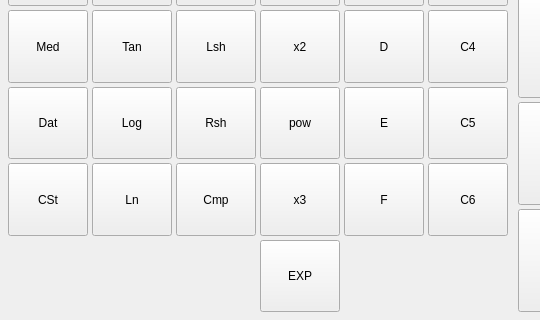
The window that kcalc.ui (KDE/kcalc) describes before a commit, drawn with Qt 5; both pictures show x 0 to 540 and y 448 to 768 of the 1346 by 768 pixel window.
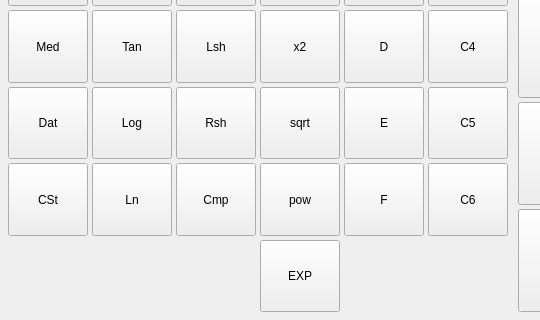
The same window after the commit. Custom widgets are drawn as their Qt base class.

Commit message:
Promote square root button to Normal mode
Promote square root button from shift mode to normal mode so users
are able to locate it more easily. Also, rearrange sqrt and power
buttons to improve UI consistency.

BUG:471088

```diff
--- a/kcalc.ui
+++ b/kcalc.ui
@@ -366,14 +366,7 @@
       </widget>
      </item>
      <item>
-      <widget class="QFrame">
-       <property name="frameStyle">
-        <enum>QFrame::HLine</enum>
-       </property>
-       <property name="maximumHeight">
-        <number>1</number>
-       </property>
-      </widget>
+      <widget class="QFrame" name="frame"/>
      </item>
      <item>
       <layout class="QHBoxLayout" name="bitsetHelper">
@@ -652,22 +645,6 @@
             </property>
            </widget>
           </item>
-          <item row="4" column="3">
-           <widget class="KCalcButton" name="pbPower">
-            <property name="sizePolicy">
-             <sizepolicy hsizetype="Expanding" vsizetype="Expanding">
-              <horstretch>0</horstretch>
-              <verstretch>0</verstretch>
-             </sizepolicy>
-            </property>
-            <property name="toolTip">
-             <string>x to the power of y</string>
-            </property>
-            <property name="text">
-             <string>pow</string>
-            </property>
-           </widget>
-          </item>
           <item row="1" column="4">
            <widget class="KCalcButton" name="pbB">
             <property name="sizePolicy">
@@ -1226,22 +1203,6 @@
             </property>
            </widget>
           </item>
-          <item row="7" column="3">
-           <widget class="KCalcButton" name="pbCube">
-            <property name="sizePolicy">
-             <sizepolicy hsizetype="Expanding" vsizetype="Expanding">
-              <horstretch>0</horstretch>
-              <verstretch>0</verstretch>
-             </sizepolicy>
-            </property>
-            <property name="toolTip">
-             <string>Cube</string>
-            </property>
-            <property name="text">
-             <string>x3</string>
-            </property>
-           </widget>
-          </item>
           <item row="3" column="2">
            <widget class="KCalcButton" name="pbLsh">
             <property name="sizePolicy">
@@ -1258,6 +1219,38 @@
             </property>
            </widget>
           </item>
+          <item row="4" column="3">
+           <widget class="KCalcButton" name="pbSqrt">
+            <property name="sizePolicy">
+             <sizepolicy hsizetype="Expanding" vsizetype="Expanding">
+              <horstretch>0</horstretch>
+              <verstretch>0</verstretch>
+             </sizepolicy>
+            </property>
+            <property name="toolTip">
+             <string>Square root</string>
+            </property>
+            <property name="text">
+             <string>sqrt</string>
+            </property>
+           </widget>
+          </item>
+          <item row="7" column="3">
+           <widget class="KCalcButton" name="pbPower">
+            <property name="sizePolicy">
+             <sizepolicy hsizetype="Expanding" vsizetype="Expanding">
+              <horstretch>0</horstretch>
+              <verstretch>0</verstretch>
+             </sizepolicy>
+            </property>
+            <property name="toolTip">
+             <string>x to the power of y</string>
+            </property>
+            <property name="text">
+             <string>pow</string>
+            </property>
+           </widget>
+          </item>
          </layout>
         </widget>
        </item>
```
Left out of the diff: 2 changed lines with no effect on the pictures. The commit also changes 2 other files.
